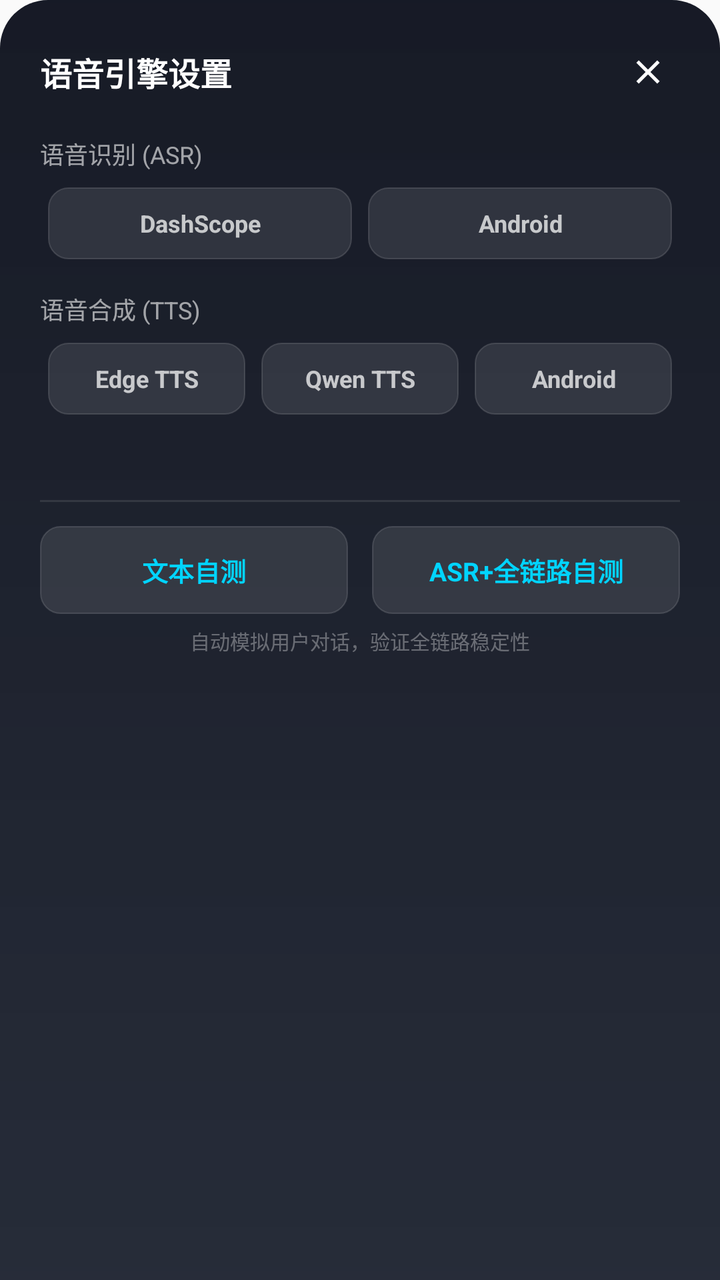
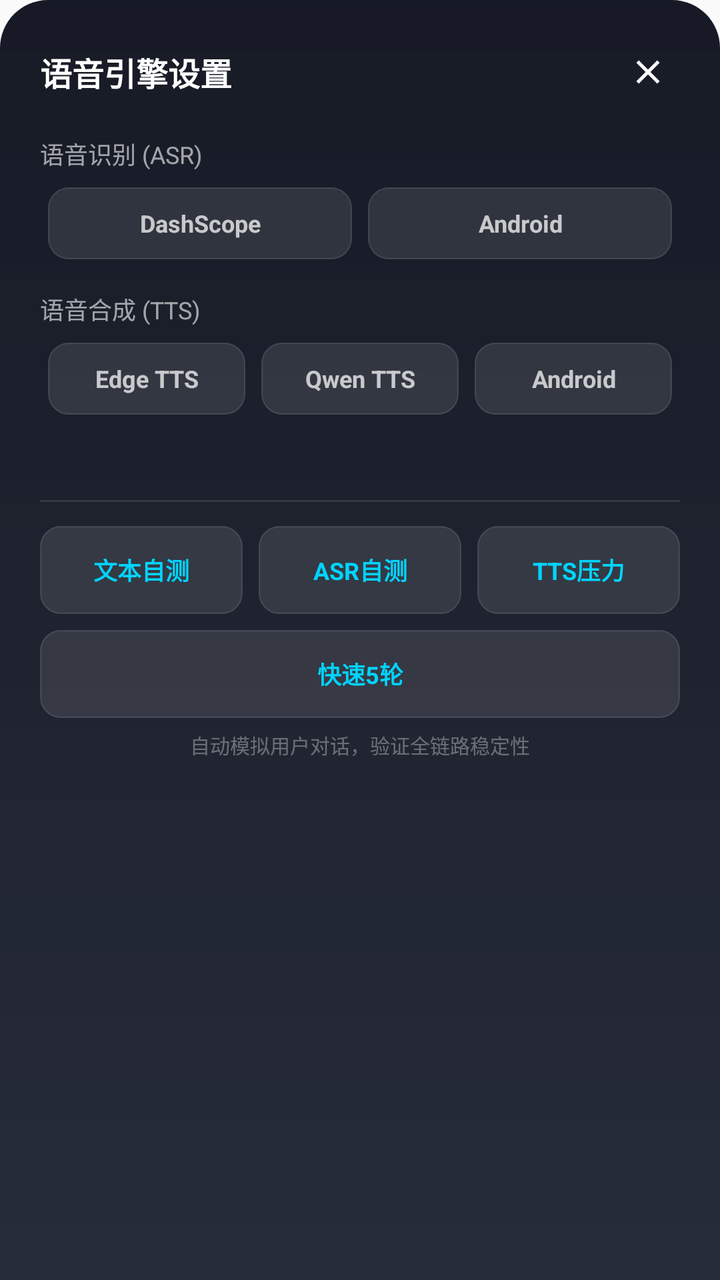

An Android layout rendered at two revisions. The XML below is the earlier revision; the diff shows what the commit changed to produce the second picture.
<!-- AndroidManifest.xml: application theme Theme.DUIX.Test -->
<!-- res/layout/dialog_engine_settings.xml -->
<?xml version="1.0" encoding="utf-8"?>
<LinearLayout xmlns:android="http://schemas.android.com/apk/res/android"
    android:layout_width="match_parent"
    android:layout_height="wrap_content"
    android:orientation="vertical"
    android:background="@drawable/bg_bottom_panel"
    android:paddingStart="20dp"
    android:paddingEnd="20dp"
    android:paddingTop="20dp"
    android:paddingBottom="28dp">

    
    <LinearLayout
        android:layout_width="match_parent"
        android:layout_height="wrap_content"
        android:orientation="horizontal"
        android:gravity="center_vertical"
        android:layout_marginBottom="16dp">

        <TextView
            android:layout_width="0dp"
            android:layout_height="wrap_content"
            android:layout_weight="1"
            android:text="语音引擎设置"
            android:textColor="@color/white"
            android:textSize="16sp"
            android:textStyle="bold" />

        <ImageView
            android:id="@+id/btnCloseSettings"
            android:layout_width="32dp"
            android:layout_height="32dp"
            android:padding="6dp"
            android:src="@drawable/ic_close_white"
            android:contentDescription="关闭"
            android:background="?attr/selectableItemBackgroundBorderless"
            app:tint="@color/white"
            xmlns:app="http://schemas.android.com/apk/res-auto" />

    </LinearLayout>

    
    <TextView
        android:layout_width="wrap_content"
        android:layout_height="wrap_content"
        android:text="语音识别 (ASR)"
        android:textColor="#99FFFFFF"
        android:textSize="12sp"
        android:layout_marginBottom="8dp" />

    <LinearLayout
        android:layout_width="match_parent"
        android:layout_height="wrap_content"
        android:orientation="horizontal"
        android:layout_marginBottom="16dp">

        <TextView
            android:id="@+id/btnAsrDashscope"
            style="@style/EngineChip"
            android:text="DashScope" />

        <TextView
            android:id="@+id/btnAsrAndroid"
            style="@style/EngineChip"
            android:text="Android" />

    </LinearLayout>

    
    <TextView
        android:layout_width="wrap_content"
        android:layout_height="wrap_content"
        android:text="语音合成 (TTS)"
        android:textColor="#99FFFFFF"
        android:textSize="12sp"
        android:layout_marginBottom="8dp" />

    <LinearLayout
        android:layout_width="match_parent"
        android:layout_height="wrap_content"
        android:orientation="horizontal">

        <TextView
            android:id="@+id/btnTtsEdge"
            style="@style/EngineChip"
            android:text="Edge TTS" />

        <TextView
            android:id="@+id/btnTtsQwen"
            style="@style/EngineChip"
            android:text="Qwen TTS" />

        <TextView
            android:id="@+id/btnTtsAndroid"
            style="@style/EngineChip"
            android:text="Android" />

    </LinearLayout>

    
    <TextView
        android:id="@+id/tvEngineInfo"
        android:layout_width="match_parent"
        android:layout_height="wrap_content"
        android:layout_marginTop="12dp"
        android:gravity="center"
        android:text=""
        android:textColor="#77FFFFFF"
        android:textSize="11sp" />

    
    <View
        android:layout_width="match_parent"
        android:layout_height="1dp"
        android:layout_marginTop="16dp"
        android:layout_marginBottom="12dp"
        android:background="#1AFFFFFF" />

    
    <LinearLayout
        android:layout_width="match_parent"
        android:layout_height="wrap_content"
        android:orientation="horizontal">

        <TextView
            android:id="@+id/btnSelfTest"
            android:layout_width="0dp"
            android:layout_height="44dp"
            android:layout_weight="1"
            android:layout_marginEnd="6dp"
            android:gravity="center"
            android:text="文本自测"
            android:textColor="@color/primary"
            android:textSize="13sp"
            android:textStyle="bold"
            android:background="@drawable/bg_engine_chip"
            android:clickable="true"
            android:focusable="true" />

        <TextView
            android:id="@+id/btnSelfTestWithAsr"
            android:layout_width="0dp"
            android:layout_height="44dp"
            android:layout_weight="1"
            android:layout_marginStart="6dp"
            android:gravity="center"
            android:text="ASR+全链路自测"
            android:textColor="@color/primary"
            android:textSize="13sp"
            android:textStyle="bold"
            android:background="@drawable/bg_engine_chip"
            android:clickable="true"
            android:focusable="true" />

    </LinearLayout>

    <TextView
        android:layout_width="match_parent"
        android:layout_height="wrap_content"
        android:layout_marginTop="6dp"
        android:gravity="center"
        android:text="自动模拟用户对话，验证全链路稳定性"
        android:textColor="#55FFFFFF"
        android:textSize="10sp" />

</LinearLayout>
<!-- resources referenced by this layout -->
<resources>
  <color name="primary">#00D4FF</color>
  <color name="white">#FFFFFFFF</color>
  <!-- drawable bg_bottom_panel (drawable) -->
  <?xml version="1.0" encoding="utf-8"?>
  <shape xmlns:android="http://schemas.android.com/apk/res/android"
      android:shape="rectangle">
      <gradient
          android:type="linear"
          android:angle="90"
          android:startColor="#E60F1523"
          android:endColor="#F20A0E1A" />
      <corners
          android:topLeftRadius="24dp"
          android:topRightRadius="24dp"
          android:bottomLeftRadius="0dp"
          android:bottomRightRadius="0dp" />
  </shape>
  <!-- drawable bg_engine_chip (drawable) -->
  <?xml version="1.0" encoding="utf-8"?>
  <selector xmlns:android="http://schemas.android.com/apk/res/android">
      
      <item android:state_activated="true">
          <shape android:shape="rectangle">
              <solid android:color="#3300D4FF" />
              <stroke android:width="1dp" android:color="#00D4FF" />
              <corners android:radius="10dp" />
          </shape>
      </item>
      
      <item>
          <shape android:shape="rectangle">
              <solid android:color="#1AFFFFFF" />
              <stroke android:width="0.5dp" android:color="#22FFFFFF" />
              <corners android:radius="10dp" />
          </shape>
      </item>
  </selector>
  <!-- drawable ic_close_white (drawable) -->
  <?xml version="1.0" encoding="utf-8"?>
  <vector xmlns:android="http://schemas.android.com/apk/res/android"
      android:width="18dp"
      android:height="18dp"
      android:viewportWidth="24"
      android:viewportHeight="24"
      android:tint="#FFFFFFFF">
      <path
          android:fillColor="#FFFFFFFF"
          android:pathData="M19,6.41L17.59,5 12,10.59 6.41,5 5,6.41 10.59,12 5,17.59 6.41,19 12,13.41 17.59,19 19,17.59 13.41,12z" />
  </vector>
  <style name="EngineChip">
          <item name="android:layout_width">0dp</item>
          <item name="android:layout_height">36dp</item>
          <item name="android:layout_weight">1</item>
          <item name="android:layout_marginStart">4dp</item>
          <item name="android:layout_marginEnd">4dp</item>
          <item name="android:gravity">center</item>
          <item name="android:background">@drawable/bg_engine_chip</item>
          <item name="android:foreground">?attr/selectableItemBackground</item>
          <item name="android:textColor">#BBFFFFFF</item>
          <item name="android:textSize">12sp</item>
          <item name="android:textStyle">bold</item>
          <item name="android:clickable">true</item>
          <item name="android:focusable">true</item>
      </style>
  <style name="Theme.DUIX.Test" parent="Theme.AppCompat.Light.NoActionBar">
          <item name="android:windowNoTitle">true</item>
          <item name="android:windowIsTranslucent">false</item>
          <item name="android:windowIsFloating">false</item>
          <item name="android:statusBarColor">#FF0099CC</item>
          <item name="android:navigationBarColor">#FF0A0A1A</item>
          <item name="colorPrimary">#00D4FF</item>
          <item name="colorPrimaryDark">#0099CC</item>
          <item name="colorAccent">#00D4FF</item>
      </style>
</resources>

<!-- the commit's change to res/layout/dialog_engine_settings.xml (unified diff, before → after) -->
@@ -127,11 +127,11 @@
             android:layout_width="0dp"
             android:layout_height="44dp"
             android:layout_weight="1"
-            android:layout_marginEnd="6dp"
+            android:layout_marginEnd="4dp"
             android:gravity="center"
             android:text="文本自测"
             android:textColor="@color/primary"
-            android:textSize="13sp"
+            android:textSize="12sp"
             android:textStyle="bold"
             android:background="@drawable/bg_engine_chip"
             android:clickable="true"
@@ -142,11 +142,49 @@
             android:layout_width="0dp"
             android:layout_height="44dp"
             android:layout_weight="1"
-            android:layout_marginStart="6dp"
-            android:gravity="center"
-            android:text="ASR+全链路自测"
-            android:textColor="@color/primary"
-            android:textSize="13sp"
+            android:layout_marginStart="4dp"
+            android:layout_marginEnd="4dp"
+            android:gravity="center"
+            android:text="ASR自测"
+            android:textColor="@color/primary"
+            android:textSize="12sp"
+            android:textStyle="bold"
+            android:background="@drawable/bg_engine_chip"
+            android:clickable="true"
+            android:focusable="true" />
+
+        <TextView
+            android:id="@+id/btnSelfTestTtsStress"
+            android:layout_width="0dp"
+            android:layout_height="44dp"
+            android:layout_weight="1"
+            android:layout_marginStart="4dp"
+            android:gravity="center"
+            android:text="TTS压力"
+            android:textColor="@color/primary"
+            android:textSize="12sp"
+            android:textStyle="bold"
+            android:background="@drawable/bg_engine_chip"
+            android:clickable="true"
+            android:focusable="true" />
+
+    </LinearLayout>
+
+    <LinearLayout
+        android:layout_width="match_parent"
+        android:layout_height="wrap_content"
+        android:layout_marginTop="8dp"
+        android:orientation="horizontal">
+
+        <TextView
+            android:id="@+id/btnSelfTestRapid"
+            android:layout_width="0dp"
+            android:layout_height="44dp"
+            android:layout_weight="1"
+            android:gravity="center"
+            android:text="快速5轮"
+            android:textColor="@color/primary"
+            android:textSize="12sp"
             android:textStyle="bold"
             android:background="@drawable/bg_engine_chip"
             android:clickable="true"
